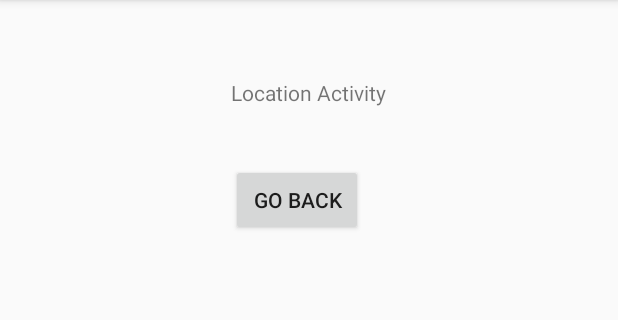
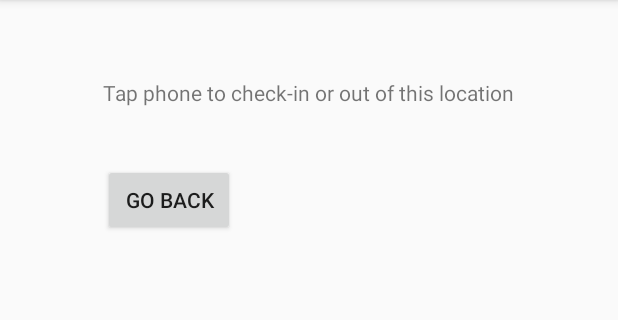
Before and after one commit to chrisphelps27/BloodhoundApp, an Android app: the LocActivity screen opened directly, with no data from a screen before it, on a phone screen of 412 x 824 dp, the part 84-404 px from its top. Run offline under Robolectric (Android 15) with nearby library versions, the phone set to English and light mode, and no system bars; 3 statements that could not run were skipped.

Commit message:
Fixes some things

```diff
--- a/app/src/main/AndroidManifest.xml
+++ b/app/src/main/AndroidManifest.xml
@@ -18,6 +18,12 @@
             </intent-filter>
         </activity>
         <activity android:name=".LocActivity">
+            <!--<intent-filter>
+                <action android:name="android.nfc.action.NDEF_DISCOVERED"/>
+                <category android:name="android.intent.category.DEFAULT"/>
+                <data android:mimeType="text/id" />
+            </intent-filter>-->
+
         </activity>
         <activity android:name=".WriteActivity">
         </activity>
--- a/app/src/main/java/com/mvctc/gw/bloodhoundapp/WriteActivity.java
+++ b/app/src/main/java/com/mvctc/gw/bloodhoundapp/WriteActivity.java
@@ -103,7 +103,7 @@ public class WriteActivity extends AppCompatActivity implements View.OnClickList
         // Tag writing mode
         if (mWriteMode && NfcAdapter.ACTION_TAG_DISCOVERED.equals(intent.getAction())) {
             Tag detectedTag = intent.getParcelableExtra(NfcAdapter.EXTRA_TAG);
-            NdefRecord record = NdefRecord.createMime( "text/id", writingText.getText().toString().getBytes());
+            NdefRecord record = NdefRecord.createMime( "text/plain", writingText.getText().toString().getBytes());
             NdefMessage message = new NdefMessage(new NdefRecord[] { record });
             if (writeTag(message, detectedTag)) {
                 Toast.makeText(this, "Success: Wrote to nfc tag", Toast.LENGTH_LONG)
--- a/app/src/main/res/values/strings.xml
+++ b/app/src/main/res/values/strings.xml
@@ -4,4 +4,5 @@
     <string name="act_as_id">Act as ID</string>
     <string name="act_as_loc">Act as Check-in Location</string>
     <string name="write_id">Write to ID</string>
+    <string name="loc_explanation">Tap phone to check-in or out of this location</string>
 </resources>
```
